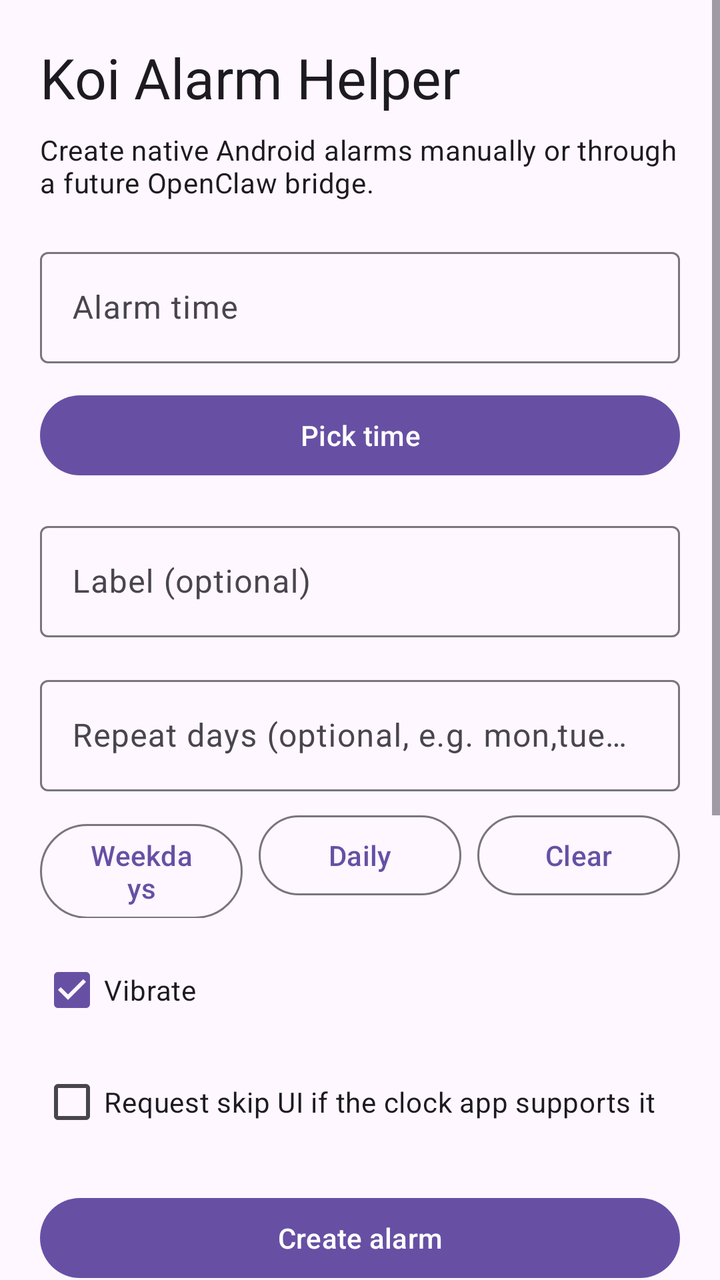
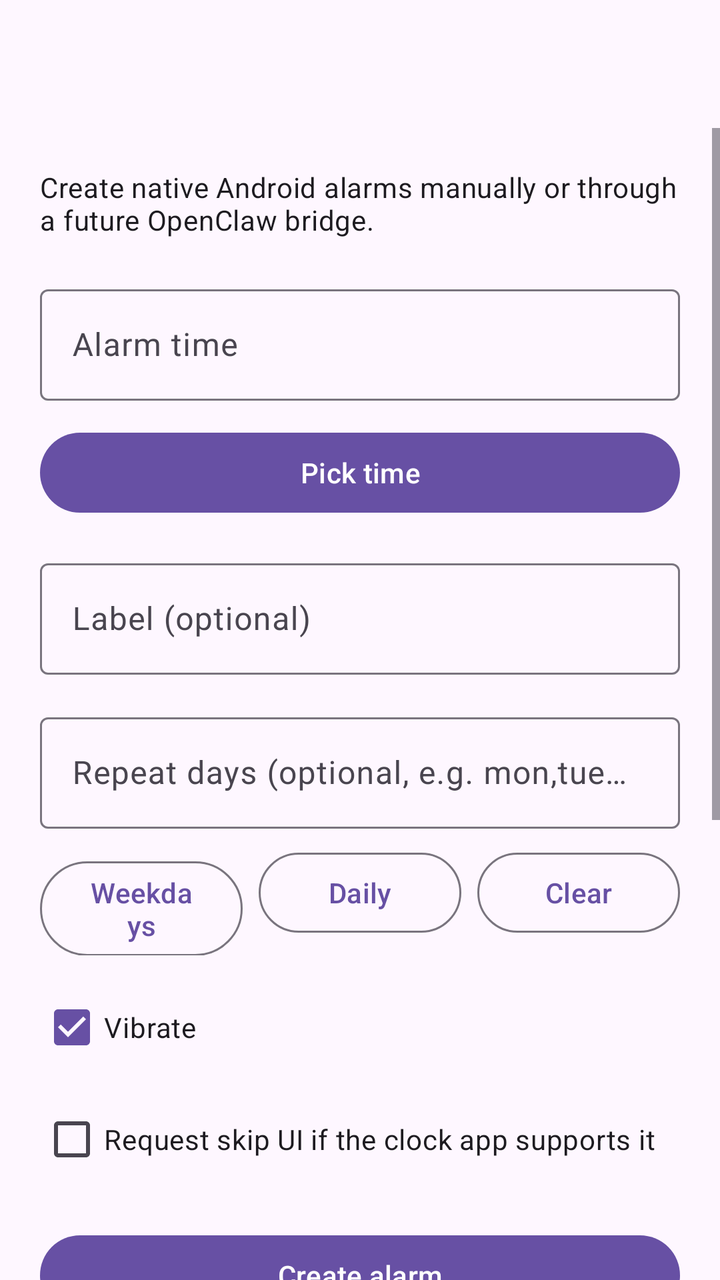

An Android layout rendered at two revisions. The XML below is the earlier revision; the diff shows what the commit changed to produce the second picture.
<!-- AndroidManifest.xml: application theme Theme.KoiAlarmHelper -->
<!-- res/layout/activity_main.xml -->
<?xml version="1.0" encoding="utf-8"?>
<ScrollView xmlns:android="http://schemas.android.com/apk/res/android"
    xmlns:app="http://schemas.android.com/apk/res-auto"
    android:layout_width="match_parent"
    android:layout_height="match_parent">

    <LinearLayout
        android:layout_width="match_parent"
        android:layout_height="wrap_content"
        android:orientation="vertical"
        android:padding="20dp">

        <TextView
            android:id="@+id/titleText"
            android:layout_width="match_parent"
            android:layout_height="wrap_content"
            android:text="Koi Alarm Helper"
            android:textAppearance="@style/TextAppearance.Material3.HeadlineMedium" />

        <TextView
            android:id="@+id/subtitleText"
            android:layout_width="match_parent"
            android:layout_height="wrap_content"
            android:layout_marginTop="8dp"
            android:text="Create native Android alarms manually or through a future OpenClaw bridge."
            android:textAppearance="@style/TextAppearance.Material3.BodyMedium" />

        <com.google.android.material.textfield.TextInputLayout
            android:layout_width="match_parent"
            android:layout_height="wrap_content"
            android:layout_marginTop="20dp">

            <com.google.android.material.textfield.TextInputEditText
                android:id="@+id/timeEditText"
                android:layout_width="match_parent"
                android:layout_height="wrap_content"
                android:focusable="false"
                android:hint="Alarm time"
                android:inputType="none" />
        </com.google.android.material.textfield.TextInputLayout>

        <com.google.android.material.button.MaterialButton
            android:id="@+id/pickTimeButton"
            android:layout_width="match_parent"
            android:layout_height="wrap_content"
            android:layout_marginTop="12dp"
            android:text="Pick time" />

        <com.google.android.material.textfield.TextInputLayout
            android:layout_width="match_parent"
            android:layout_height="wrap_content"
            android:layout_marginTop="16dp">

            <com.google.android.material.textfield.TextInputEditText
                android:id="@+id/labelEditText"
                android:layout_width="match_parent"
                android:layout_height="wrap_content"
                android:hint="Label (optional)"
                android:inputType="textCapSentences" />
        </com.google.android.material.textfield.TextInputLayout>

        <com.google.android.material.textfield.TextInputLayout
            android:layout_width="match_parent"
            android:layout_height="wrap_content"
            android:layout_marginTop="16dp">

            <com.google.android.material.textfield.TextInputEditText
                android:id="@+id/daysEditText"
                android:layout_width="match_parent"
                android:layout_height="wrap_content"
                android:hint="Repeat days (optional, e.g. mon,tue or 2,3,4,5,6)"
                android:inputType="text" />
        </com.google.android.material.textfield.TextInputLayout>

        <LinearLayout
            android:layout_width="match_parent"
            android:layout_height="wrap_content"
            android:layout_marginTop="8dp"
            android:orientation="horizontal">

            <com.google.android.material.button.MaterialButton
                android:id="@+id/weekdaysButton"
                style="@style/Widget.Material3.Button.OutlinedButton"
                android:layout_width="0dp"
                android:layout_height="wrap_content"
                android:layout_weight="1"
                android:text="Weekdays" />

            <com.google.android.material.button.MaterialButton
                android:id="@+id/dailyButton"
                style="@style/Widget.Material3.Button.OutlinedButton"
                android:layout_width="0dp"
                android:layout_height="wrap_content"
                android:layout_marginStart="8dp"
                android:layout_weight="1"
                android:text="Daily" />

            <com.google.android.material.button.MaterialButton
                android:id="@+id/clearDaysButton"
                style="@style/Widget.Material3.Button.OutlinedButton"
                android:layout_width="0dp"
                android:layout_height="wrap_content"
                android:layout_marginStart="8dp"
                android:layout_weight="1"
                android:text="Clear" />
        </LinearLayout>

        <CheckBox
            android:id="@+id/vibrateCheckBox"
            android:layout_width="match_parent"
            android:layout_height="wrap_content"
            android:layout_marginTop="12dp"
            android:checked="true"
            android:text="Vibrate" />

        <CheckBox
            android:id="@+id/skipUiCheckBox"
            android:layout_width="match_parent"
            android:layout_height="wrap_content"
            android:layout_marginTop="8dp"
            android:text="Request skip UI if the clock app supports it" />

        <com.google.android.material.button.MaterialButton
            android:id="@+id/setAlarmButton"
            android:layout_width="match_parent"
            android:layout_height="wrap_content"
            android:layout_marginTop="20dp"
            android:text="Create alarm" />

        <TextView
            android:layout_width="match_parent"
            android:layout_height="wrap_content"
            android:layout_marginTop="20dp"
            android:text="Bridge mode (OpenClaw/automation)"
            android:textAppearance="@style/TextAppearance.Material3.TitleMedium" />

        <com.google.android.material.textfield.TextInputLayout
            android:layout_width="match_parent"
            android:layout_height="wrap_content"
            android:layout_marginTop="8dp">

            <com.google.android.material.textfield.TextInputEditText
                android:id="@+id/bridgeTokenEditText"
                android:layout_width="match_parent"
                android:layout_height="wrap_content"
                android:hint="Bridge token (optional but recommended)"
                android:inputType="textNoSuggestions" />
        </com.google.android.material.textfield.TextInputLayout>

        <com.google.android.material.button.MaterialButton
            android:id="@+id/bridgeToggleButton"
            style="@style/Widget.Material3.Button.OutlinedButton"
            android:layout_width="match_parent"
            android:layout_height="wrap_content"
            android:layout_marginTop="10dp"
            android:text="Start bridge server" />

        <TextView
            android:id="@+id/bridgeStatusText"
            android:layout_width="match_parent"
            android:layout_height="wrap_content"
            android:layout_marginTop="8dp"
            android:textAppearance="@style/TextAppearance.Material3.BodySmall" />

        <TextView
            android:id="@+id/statusText"
            android:layout_width="match_parent"
            android:layout_height="wrap_content"
            android:layout_marginTop="16dp"
            android:textAppearance="@style/TextAppearance.Material3.BodySmall" />

        <TextView
            android:id="@+id/helpText"
            android:layout_width="match_parent"
            android:layout_height="wrap_content"
            android:layout_marginTop="16dp"
            android:text="External trigger examples:\n• koialarm://set?hour=7&amp;minute=30&amp;label=Wake%20up&amp;days=mon,tue,wed,thu,fri\n• action ai.koi.alarmhelper.action.SET_ALARM with extras hour/minute/label/days/skipUi/vibrate\n• bridge HTTP: /set?hour=7&amp;minute=30&amp;label=Wake%20up&amp;token=YOUR_TOKEN"
            android:textAppearance="@style/TextAppearance.Material3.BodySmall" />

    </LinearLayout>
</ScrollView>
<!-- resources referenced by this layout -->
<resources>
  <style name="Theme.KoiAlarmHelper" parent="Theme.Material3.DayNight.NoActionBar">
          <item name="android:statusBarColor">@android:color/transparent</item>
          <item name="android:navigationBarColor">@android:color/black</item>
      </style>
</resources>

<!-- the commit's change to res/layout/activity_main.xml (unified diff, before → after) -->
@@ -1,181 +1,190 @@
 <?xml version="1.0" encoding="utf-8"?>
-<ScrollView xmlns:android="http://schemas.android.com/apk/res/android"
+<LinearLayout xmlns:android="http://schemas.android.com/apk/res/android"
     xmlns:app="http://schemas.android.com/apk/res-auto"
     android:layout_width="match_parent"
-    android:layout_height="match_parent">
+    android:layout_height="match_parent"
+    android:orientation="vertical">
 
-    <LinearLayout
+    <com.google.android.material.appbar.MaterialToolbar
+        android:id="@+id/topAppBar"
         android:layout_width="match_parent"
         android:layout_height="wrap_content"
-        android:orientation="vertical"
-        android:padding="20dp">
+        android:backgroundTint="?attr/colorSurface"
+        android:navigationIcon="@android:drawable/ic_menu_sort_by_size"
+        android:title="Koi Alarm Helper"
+        android:titleTextColor="?attr/colorOnSurface" />
 
-        <TextView
-            android:id="@+id/titleText"
-            android:layout_width="match_parent"
-            android:layout_height="wrap_content"
-            android:text="Koi Alarm Helper"
-            android:textAppearance="@style/TextAppearance.Material3.HeadlineMedium" />
-
-        <TextView
-            android:id="@+id/subtitleText"
-            android:layout_width="match_parent"
-            android:layout_height="wrap_content"
-            android:layout_marginTop="8dp"
-            android:text="Create native Android alarms manually or through a future OpenClaw bridge."
-            android:textAppearance="@style/TextAppearance.Material3.BodyMedium" />
-
-        <com.google.android.material.textfield.TextInputLayout
-            android:layout_width="match_parent"
-            android:layout_height="wrap_content"
-            android:layout_marginTop="20dp">
-
-            <com.google.android.material.textfield.TextInputEditText
-                android:id="@+id/timeEditText"
-                android:layout_width="match_parent"
-                android:layout_height="wrap_content"
-                android:focusable="false"
-                android:hint="Alarm time"
-                android:inputType="none" />
-        </com.google.android.material.textfield.TextInputLayout>
-
-        <com.google.android.material.button.MaterialButton
-            android:id="@+id/pickTimeButton"
-            android:layout_width="match_parent"
-            android:layout_height="wrap_content"
-            android:layout_marginTop="12dp"
-            android:text="Pick time" />
-
-        <com.google.android.material.textfield.TextInputLayout
-            android:layout_width="match_parent"
-            android:layout_height="wrap_content"
-            android:layout_marginTop="16dp">
-
-            <com.google.android.material.textfield.TextInputEditText
-                android:id="@+id/labelEditText"
-                android:layout_width="match_parent"
-                android:layout_height="wrap_content"
-                android:hint="Label (optional)"
-                android:inputType="textCapSentences" />
-        </com.google.android.material.textfield.TextInputLayout>
-
-        <com.google.android.material.textfield.TextInputLayout
-            android:layout_width="match_parent"
-            android:layout_height="wrap_content"
-            android:layout_marginTop="16dp">
-
-            <com.google.android.material.textfield.TextInputEditText
-                android:id="@+id/daysEditText"
-                android:layout_width="match_parent"
-                android:layout_height="wrap_content"
-                android:hint="Repeat days (optional, e.g. mon,tue or 2,3,4,5,6)"
-                android:inputType="text" />
-        </com.google.android.material.textfield.TextInputLayout>
+    <ScrollView
+        android:layout_width="match_parent"
+        android:layout_height="0dp"
+        android:layout_weight="1">
 
         <LinearLayout
             android:layout_width="match_parent"
             android:layout_height="wrap_content"
-            android:layout_marginTop="8dp"
-            android:orientation="horizontal">
+            android:orientation="vertical"
+            android:padding="20dp">
+
+            <TextView
+                android:id="@+id/subtitleText"
+                android:layout_width="match_parent"
+                android:layout_height="wrap_content"
+                android:text="Create native Android alarms manually or through a future OpenClaw bridge."
+                android:textAppearance="@style/TextAppearance.Material3.BodyMedium" />
+
+            <com.google.android.material.textfield.TextInputLayout
+                android:layout_width="match_parent"
+                android:layout_height="wrap_content"
+                android:layout_marginTop="20dp">
+
+                <com.google.android.material.textfield.TextInputEditText
+                    android:id="@+id/timeEditText"
+                    android:layout_width="match_parent"
+                    android:layout_height="wrap_content"
+                    android:focusable="false"
+                    android:hint="Alarm time"
+                    android:inputType="none" />
+            </com.google.android.material.textfield.TextInputLayout>
 
             <com.google.android.material.button.MaterialButton
-                android:id="@+id/weekdaysButton"
-                style="@style/Widget.Material3.Button.OutlinedButton"
-                android:layout_width="0dp"
+                android:id="@+id/pickTimeButton"
+                android:layout_width="match_parent"
                 android:layout_height="wrap_content"
-                android:layout_weight="1"
-                android:text="Weekdays" />
+                android:layout_marginTop="12dp"
+                android:text="Pick time" />
+
+            <com.google.android.material.textfield.TextInputLayout
+                android:layout_width="match_parent"
+                android:layout_height="wrap_content"
+                android:layout_marginTop="16dp">
+
+                <com.google.android.material.textfield.TextInputEditText
+                    android:id="@+id/labelEditText"
+                    android:layout_width="match_parent"
+                    android:layout_height="wrap_content"
+                    android:hint="Label (optional)"
+                    android:inputType="textCapSentences" />
+            </com.google.android.material.textfield.TextInputLayout>
+
+            <com.google.android.material.textfield.TextInputLayout
+                android:layout_width="match_parent"
+                android:layout_height="wrap_content"
+                android:layout_marginTop="16dp">
+
+                <com.google.android.material.textfield.TextInputEditText
+                    android:id="@+id/daysEditText"
+                    android:layout_width="match_parent"
+                    android:layout_height="wrap_content"
+                    android:hint="Repeat days (optional, e.g. mon,tue or 2,3,4,5,6)"
+                    android:inputType="text" />
+            </com.google.android.material.textfield.TextInputLayout>
+
+            <LinearLayout
+                android:layout_width="match_parent"
+                android:layout_height="wrap_content"
+                android:layout_marginTop="8dp"
+                android:orientation="horizontal">
+
+                <com.google.android.material.button.MaterialButton
+                    android:id="@+id/weekdaysButton"
+                    style="@style/Widget.Material3.Button.OutlinedButton"
+                    android:layout_width="0dp"
+                    android:layout_height="wrap_content"
+                    android:layout_weight="1"
+                    android:text="Weekdays" />
+
+                <com.google.android.material.button.MaterialButton
+                    android:id="@+id/dailyButton"
+                    style="@style/Widget.Material3.Button.OutlinedButton"
+                    android:layout_width="0dp"
+                    android:layout_height="wrap_content"
+                    android:layout_marginStart="8dp"
+                    android:layout_weight="1"
+                    android:text="Daily" />
+
+                <com.google.android.material.button.MaterialButton
+                    android:id="@+id/clearDaysButton"
+                    style="@style/Widget.Material3.Button.OutlinedButton"
+                    android:layout_width="0dp"
+                    android:layout_height="wrap_content"
+                    android:layout_marginStart="8dp"
+                    android:layout_weight="1"
+                    android:text="Clear" />
+            </LinearLayout>
+
+            <CheckBox
+                android:id="@+id/vibrateCheckBox"
+                android:layout_width="match_parent"
+                android:layout_height="wrap_content"
+                android:layout_marginTop="12dp"
+                android:checked="true"
+                android:text="Vibrate" />
+
+            <CheckBox
+                android:id="@+id/skipUiCheckBox"
+                android:layout_width="match_parent"
+                android:layout_height="wrap_content"
+                android:layout_marginTop="8dp"
+                android:text="Request skip UI if the clock app supports it" />
 
             <com.google.android.material.button.MaterialButton
-                android:id="@+id/dailyButton"
-                style="@style/Widget.Material3.Button.OutlinedButton"
-                android:layout_width="0dp"
+                android:id="@+id/setAlarmButton"
+                android:layout_width="match_parent"
                 android:layout_height="wrap_content"
-                android:layout_marginStart="8dp"
-                android:layout_weight="1"
-                android:text="Daily" />
+                android:layout_marginTop="20dp"
+                android:text="Create alarm" />
+
+            <TextView
+                android:layout_width="match_parent"
+                android:layout_height="wrap_content"
+                android:layout_marginTop="20dp"
+                android:text="Bridge mode (OpenClaw/automation)"
+                android:textAppearance="@style/TextAppearance.Material3.TitleMedium" />
+
+            <com.google.android.material.textfield.TextInputLayout
+                android:layout_width="match_parent"
+                android:layout_height="wrap_content"
+                android:layout_marginTop="8dp">
+
+                <com.google.android.material.textfield.TextInputEditText
+                    android:id="@+id/bridgeTokenEditText"
+                    android:layout_width="match_parent"
+                    android:layout_height="wrap_content"
+                    android:hint="Bridge token (optional but recommended)"
+                    android:inputType="textNoSuggestions" />
+            </com.google.android.material.textfield.TextInputLayout>
 
             <com.google.android.material.button.MaterialButton
-                android:id="@+id/clearDaysButton"
+                android:id="@+id/bridgeToggleButton"
                 style="@style/Widget.Material3.Button.OutlinedButton"
-                android:layout_width="0dp"
-                android:layout_height="wrap_content"
-                android:layout_marginStart="8dp"
-                android:layout_weight="1"
-                android:text="Clear" />
-        </LinearLayout>
-
-        <CheckBox
-            android:id="@+id/vibrateCheckBox"
-            android:layout_width="match_parent"
-            android:layout_height="wrap_content"
-            android:layout_marginTop="12dp"
-            android:checked="true"
-            android:text="Vibrate" />
-
-        <CheckBox
-            android:id="@+id/skipUiCheckBox"
-            android:layout_width="match_parent"
-            android:layout_height="wrap_content"
-            android:layout_marginTop="8dp"
-            android:text="Request skip UI if the clock app supports it" />
-
-        <com.google.android.material.button.MaterialButton
-            android:id="@+id/setAlarmButton"
-            android:layout_width="match_parent"
-            android:layout_height="wrap_content"
-            android:layout_marginTop="20dp"
-            android:text="Create alarm" />
-
-        <TextView
-            android:layout_width="match_parent"
-            android:layout_height="wrap_content"
-            android:layout_marginTop="20dp"
-            android:text="Bridge mode (OpenClaw/automation)"
-            android:textAppearance="@style/TextAppearance.Material3.TitleMedium" />
-
-        <com.google.android.material.textfield.TextInputLayout
-            android:layout_width="match_parent"
-            android:layout_height="wrap_content"
-            android:layout_marginTop="8dp">
-
-            <com.google.android.material.textfield.TextInputEditText
-                android:id="@+id/bridgeTokenEditText"
                 android:layout_width="match_parent"
                 android:layout_height="wrap_content"
-                android:hint="Bridge token (optional but recommended)"
-                android:inputType="textNoSuggestions" />
-        </com.google.android.material.textfield.TextInputLayout>
+                android:layout_marginTop="10dp"
+                android:text="Start bridge server" />
 
-        <com.google.android.material.button.MaterialButton
-            android:id="@+id/bridgeToggleButton"
-            style="@style/Widget.Material3.Button.OutlinedButton"
-            android:layout_width="match_parent"
-            android:layout_height="wrap_content"
-            android:layout_marginTop="10dp"
-            android:text="Start bridge server" />
+            <TextView
+                android:id="@+id/bridgeStatusText"
+                android:layout_width="match_parent"
+                android:layout_height="wrap_content"
+                android:layout_marginTop="8dp"
+                android:textAppearance="@style/TextAppearance.Material3.BodySmall" />
 
-        <TextView
-            android:id="@+id/bridgeStatusText"
-            android:layout_width="match_parent"
-            android:layout_height="wrap_content"
-            android:layout_marginTop="8dp"
-            android:textAppearance="@style/TextAppearance.Material3.BodySmall" />
+            <TextView
+                android:id="@+id/statusText"
+                android:layout_width="match_parent"
+                android:layout_height="wrap_content"
+                android:layout_marginTop="16dp"
+                android:textAppearance="@style/TextAppearance.Material3.BodySmall" />
 
-        <TextView
-            android:id="@+id/statusText"
-            android:layout_width="match_parent"
-            android:layout_height="wrap_content"
-            android:layout_marginTop="16dp"
-            android:textAppearance="@style/TextAppearance.Material3.BodySmall" />
+            <TextView
+                android:id="@+id/helpText"
+                android:layout_width="match_parent"
+                android:layout_height="wrap_content"
+                android:layout_marginTop="16dp"
+                android:text="External trigger examples:\n• koialarm://set?hour=7&amp;minute=30&amp;label=Wake%20up&amp;days=mon,tue,wed,thu,fri\n• action ai.koi.alarmhelper.action.SET_ALARM with extras hour/minute/label/days/skipUi/vibrate\n• bridge HTTP: /set?hour=7&amp;minute=30&amp;label=Wake%20up&amp;token=YOUR_TOKEN"
+                android:textAppearance="@style/TextAppearance.Material3.BodySmall" />
 
-        <TextView
-            android:id="@+id/helpText"
-            android:layout_width="match_parent"
-            android:layout_height="wrap_content"
-            android:layout_marginTop="16dp"
-            android:text="External trigger examples:\n• koialarm://set?hour=7&amp;minute=30&amp;label=Wake%20up&amp;days=mon,tue,wed,thu,fri\n• action ai.koi.alarmhelper.action.SET_ALARM with extras hour/minute/label/days/skipUi/vibrate\n• bridge HTTP: /set?hour=7&amp;minute=30&amp;label=Wake%20up&amp;token=YOUR_TOKEN"
-            android:textAppearance="@style/TextAppearance.Material3.BodySmall" />
+        </LinearLayout>
+    </ScrollView>
 
-    </LinearLayout>
-</ScrollView>
+</LinearLayout>
